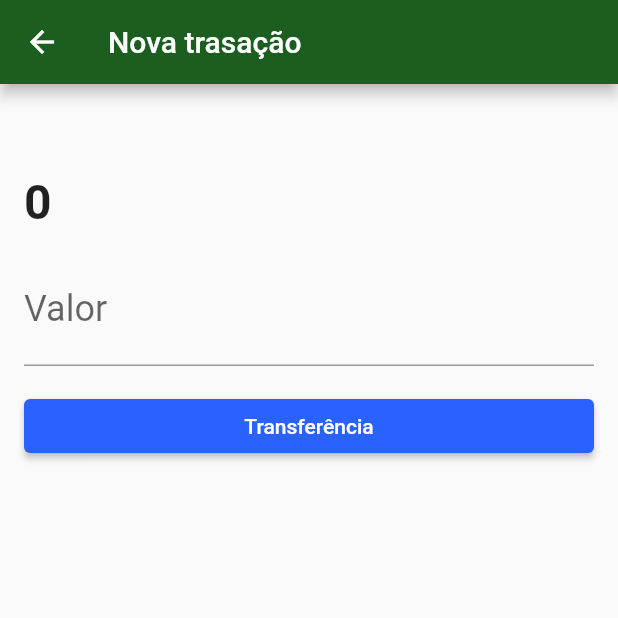
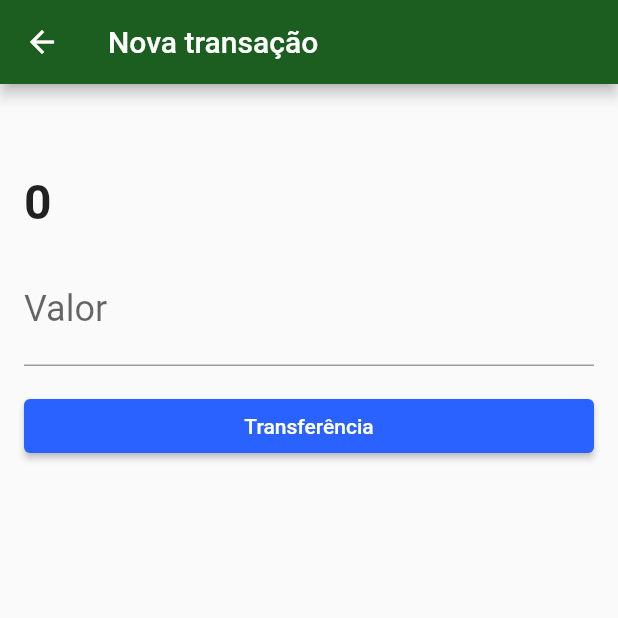
Before and after one commit to alexomantovani/bytebank_webapi_user_experience, a Flutter app: the TransactionForm screen opened directly with empty values, on a phone screen of 412 x 824 dp, the top half of it. Run offline on Flutter 3.47's test engine with Material 2 defaults, Android fonts, the phone set to English and light mode, and no system bars; our stand-ins replace sqflite; missing offline and left inert: http_interceptor; accounts and stored records are empty.

Commit message:
first commit

```diff
--- a/lib/screens/transaction_form.dart
+++ b/lib/screens/transaction_form.dart
@@ -21,7 +21,7 @@ class _TransactionFormState extends State<TransactionForm> {
   Widget build(BuildContext context) {
     return Scaffold(
       appBar: AppBar(
-        title: const Text('Nova trasação'),
+        title: const Text('Nova transação'),
       ),
       body: SingleChildScrollView(
         child: Padding(
```
